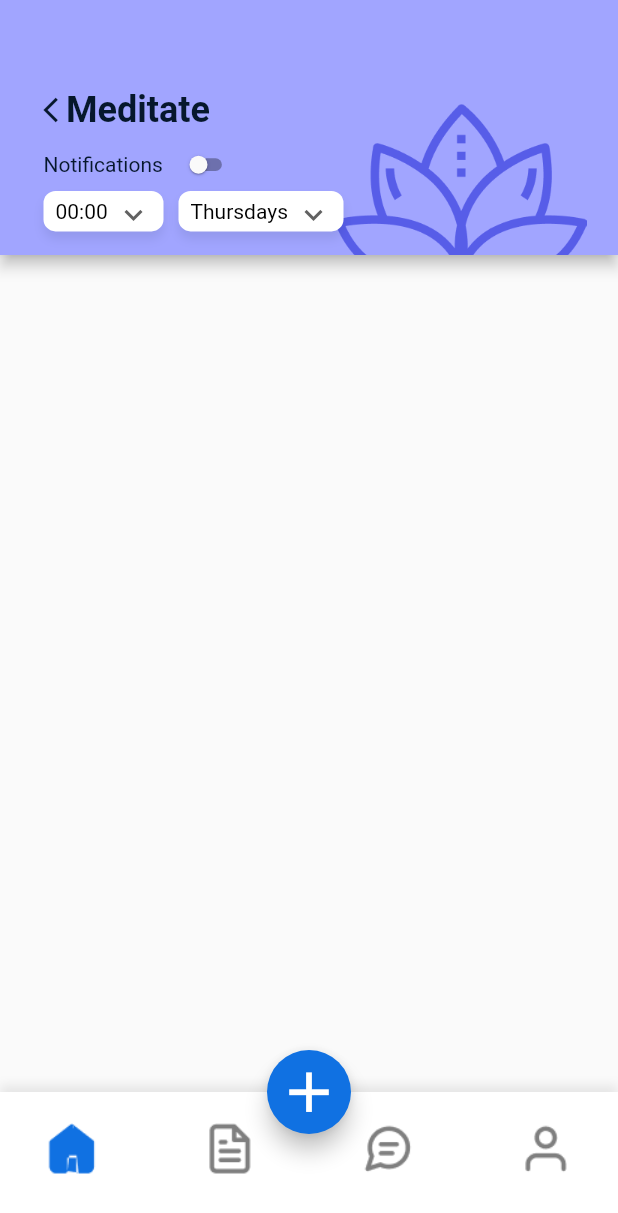
After one commit to priyanshu-sekhar/duuit-app, a Flutter app: the HomeScreen screen opened by its route, after a tap on "Mediate 15 mins every day", on a phone screen of 412 x 824 dp. The commit adds this screen. Shown: the top 1213 px of the screen. Run offline on Flutter 3.47's test engine with Material 2 defaults, Android fonts, the phone set to English and light mode, and no system bars.

Commit message:
added category header for category screen

```diff
--- /dev/null
+++ b/lib/extensions/string_extension.dart
@@ -0,0 +1,5 @@
+extension StringExtension on String {
+  String capitalize() {
+    return "${this[0].toUpperCase()}${this.substring(1)}";
+  }
+}
--- a/lib/src/app.dart
+++ b/lib/src/app.dart
@@ -1,5 +1,6 @@
 import 'package:duuit/src/provider/auth_provider.dart';
 import 'package:duuit/src/screens/login_screen.dart';
+import 'package:duuit/src/screens/menu/category_screen.dart';
 import 'package:duuit/src/screens/menu/home_screen.dart';
 import 'package:duuit/src/screens/onboarding/onboarding_screen_1.dart';
 import 'package:duuit/src/screens/onboarding/onboarding_screen_2.dart';
@@ -29,7 +30,8 @@ class App extends StatelessWidget {
           OnboardingScreen3.route: (context) => OnboardingScreen3(),
           OnboardingScreen4.route: (context) => OnboardingScreen4(),
           OnboardingScreen5.route: (context) => OnboardingScreen5(),
-          HomeScreen.route: (context) => HomeScreen()
+          HomeScreen.route: (context) => HomeScreen(),
+          CategoryScreen.route: (context) => CategoryScreen()
         },
       ),
     );
--- /dev/null
+++ b/lib/src/args/onboarding/cateogry_screen_args.dart
@@ -0,0 +1,13 @@
+import 'package:flutter/cupertino.dart';
+
+class CategoryScreenArgs {
+  final String category;
+  final String header;
+  final Color backgroundColor;
+
+  CategoryScreenArgs({
+    this.category,
+    this.header,
+    this.backgroundColor,
+  });
+}
--- /dev/null
+++ b/lib/src/screens/menu/category_screen.dart
@@ -0,0 +1,27 @@
+import 'package:duuit/src/args/onboarding/cateogry_screen_args.dart';
+import 'package:duuit/src/widgets/app_floating_button.dart';
+import 'package:duuit/src/widgets/category_header.dart';
+import 'package:duuit/src/widgets/footer.dart';
+import 'package:flutter/cupertino.dart';
+import 'package:flutter/material.dart';
+
+class CategoryScreen extends StatelessWidget {
+  static const route = '/category';
+
+  @override
+  Widget build(BuildContext context) {
+    final CategoryScreenArgs args =
+        ModalRoute.of(context).settings.arguments;
+
+    return Scaffold(
+      appBar: CategoryHeader(
+        image: args.category,
+        header: args.header,
+        backgroundColor: args.backgroundColor,
+      ),
+      floatingActionButton: AppFloatingButton(),
+      floatingActionButtonLocation: FloatingActionButtonLocation.centerDocked,
+      bottomNavigationBar: Footer(),
+    );
+  }
+}
--- a/lib/src/screens/menu/home_screen.dart
+++ b/lib/src/screens/menu/home_screen.dart
@@ -1,5 +1,6 @@
 import 'package:duuit/src/screens/tiles/feed_tile.dart';
 import 'package:duuit/src/screens/tiles/selected_category_tile.dart';
+import 'package:duuit/src/widgets/app_floating_button.dart';
 import 'package:duuit/src/widgets/app_rich_text.dart';
 import 'package:duuit/src/widgets/footer.dart';
 import 'package:duuit/src/widgets/header.dart';
@@ -42,17 +43,10 @@ class HomeScreen extends StatelessWidget {
           ],
         ),
       ),
-        floatingActionButton: FloatingActionButton(
-          child: Icon(
-            Icons.add,
-            color: Colors.white,
-            size: 45,
-          ),
-          backgroundColor: Color(0xFF1071E2),
-          onPressed: () {},
-        ),
+      floatingActionButton: AppFloatingButton(),
       floatingActionButtonLocation: FloatingActionButtonLocation.centerDocked,
-        bottomNavigationBar: Footer());
+      bottomNavigationBar: Footer(),
+    );
   }
 
   Widget welcomeWidget() {
--- a/lib/src/screens/onboarding/onboarding_screen_1.dart
+++ b/lib/src/screens/onboarding/onboarding_screen_1.dart
@@ -45,12 +45,6 @@ class OnboardingScreen1 extends StatelessWidget {
     );
   }
 
-  Widget backButton(BuildContext context) {
-    return Positioned(
-      child: BackButton(),
-    );
-  }
-
   Widget userName() {
     return Container(
       height: 40,
--- a/lib/src/screens/tiles/selected_category_tile.dart
+++ b/lib/src/screens/tiles/selected_category_tile.dart
@@ -1,3 +1,5 @@
+import 'package:duuit/src/args/onboarding/cateogry_screen_args.dart';
+import 'package:duuit/src/screens/menu/category_screen.dart';
 import 'package:flutter/cupertino.dart';
 
 class SelectedCategoryTile extends StatelessWidget {
@@ -8,7 +10,19 @@ class SelectedCategoryTile extends StatelessWidget {
 
   @override
   Widget build(BuildContext context) {
-    return Container(
+    return GestureDetector(
+      onTap: () {
+        Navigator.pushNamed(
+          context,
+          CategoryScreen.route,
+          arguments: CategoryScreenArgs(
+            category: category,
+            header: category,
+            backgroundColor: Color(0xFFA1A5FF)
+          ),
+        );
+      },
+      child: Container(
         // margin: EdgeInsets.only(bottom: 10),
         child: Stack(
           children: [
@@ -34,6 +48,7 @@ class SelectedCategoryTile extends StatelessWidget {
           ],
         ),
         decoration: BoxDecoration(borderRadius: BorderRadius.circular(20)),
+      ),
     );
   }
 }
--- /dev/null
+++ b/lib/src/widgets/app_floating_button.dart
@@ -0,0 +1,17 @@
+import 'package:flutter/cupertino.dart';
+import 'package:flutter/material.dart';
+
+class AppFloatingButton extends StatelessWidget {
+  @override
+  Widget build(BuildContext context) {
+    return FloatingActionButton(
+      child: Icon(
+        Icons.add,
+        color: Colors.white,
+        size: 45,
+      ),
+      backgroundColor: Color(0xFF1071E2),
+      onPressed: () {},
+    );
+  }
+}
--- /dev/null
+++ b/lib/src/widgets/category_header.dart
@@ -0,0 +1,181 @@
+import 'package:flutter/cupertino.dart';
+import 'package:flutter/material.dart';
+import 'package:duuit/extensions/string_extension.dart';
+import 'package:duuit/values/category_colors.dart';
+
+class CategoryHeader extends StatelessWidget with PreferredSizeWidget {
+  final String image;
+  final String header;
+  final Color backgroundColor;
+
+  CategoryHeader({this.image, this.header, this.backgroundColor});
+
+  @override
+  Size get preferredSize => Size.fromHeight(170);
+
+  @override
+  Widget build(BuildContext context) {
+    return AppBar(
+      backgroundColor: CategoryColors.colorMap[header],
+      // iconTheme: IconThemeData(color: Color(0xFF06172C)),
+      automaticallyImplyLeading: false,
+      title: Container(
+        padding: EdgeInsets.only(left: 13),
+        alignment: Alignment.centerLeft,
+        child: Column(
+          crossAxisAlignment: CrossAxisAlignment.start,
+          mainAxisAlignment: MainAxisAlignment.end,
+          children: [
+            Transform.translate(
+              offset: Offset(-5, 0),
+              child: headerAndIcon(context),
+            ),
+            Container(
+              child: Column(
+                crossAxisAlignment: CrossAxisAlignment.start,
+                children: [
+                  Container(
+                    padding: EdgeInsets.only(top: 10, bottom: 5),
+                    child: notificationWidget(),
+                  ),
+                  timeSelector()                ],
+              ),
+            )
+          ],
+        ),
+      ),
+      toolbarHeight: 170,
+    );
+  }
+
+  Widget notificationWidget() {
+    return Row(
+      children: [
+        Text(
+          'Notifications',
+          style: categoryTextStyle(fontWeight: FontWeight.w400, fontSize: 14),
+        ),
+        Container(
+          // scale: 0.7,
+          height: 25,
+          child: Transform.scale(
+            scale: 0.6,
+            child: Switch(
+              value: false,
+              onChanged: (value) {},
+            ),
+          ),
+        )
+      ],
+    );
+  }
+
+  Wrap headerAndIcon(BuildContext context) {
+    return Wrap(
+      direction: Axis.horizontal,
+      crossAxisAlignment: WrapCrossAlignment.center,
+      alignment: WrapAlignment.start,
+      children: [
+        Row(
+          mainAxisAlignment: MainAxisAlignment.spaceBetween,
+          crossAxisAlignment: CrossAxisAlignment.end,
+          children: [
+            Row(
+              children: [
+                GestureDetector(
+                  child: Icon(
+                    Icons.arrow_back_ios_sharp,
+                    color: Color(0xFF06172C),
+                    size: 20,
+                  ),
+                  onTap: () {
+                    Navigator.pop(context);
+                  },
+                ),
+                Text(
+                  header.capitalize(),
+                  style: categoryTextStyle(
+                    fontSize: 24,
+                    fontWeight: FontWeight.w700,
+                  ),
+                )
+              ],
+            ),
+            Transform.translate(
+              offset: Offset(0, 85),
+              child: Image.asset(
+                'assets/${image}_icon.png',
+              ),
+            ),
+          ],
+        ),
+      ],
+    );
+  }
+
+  TextStyle categoryTextStyle({double fontSize, FontWeight fontWeight}) {
+    return TextStyle(
+      color: Color(0xFF06172C),
+      fontWeight: fontWeight,
+      fontSize: fontSize,
+    );
+  }
+
+  Widget timeSelector() {
+    return Row(
+      mainAxisSize: MainAxisSize.min,
+      mainAxisAlignment: MainAxisAlignment.start,
+      crossAxisAlignment: CrossAxisAlignment.start,
+      children: [
+        Flexible(
+          child: dropdownButton(width: 80, options: ['00:00']),
+        ),
+        Padding(padding: EdgeInsets.only(right: 10)),
+        Flexible(
+          child: dropdownButton(width: 110, options: ['Thursdays']),
+        )
+      ],
+    );
+  }
+
+  Widget dropdownButton({double width, List<String> options}) {
+    return Container(
+      width: width,
+      height: 27,
+      margin: EdgeInsets.only(bottom: 32),
+      padding: EdgeInsets.only(left: 8, right: 8, top: 4, bottom: 4),
+      child: DropdownButton(
+        value: options[0],
+        items: options.map((value) {
+          return DropdownMenuItem(
+            value: value,
+            child: Text(
+              value,
+              style: TextStyle(
+                  color: Colors.black,
+                  fontWeight: FontWeight.w400,
+                  fontSize: 14),
+            ),
+          );
+        }).toList(),
+        icon: Icon(Icons.keyboard_arrow_down_sharp),
+        isExpanded: true,
+        onChanged: (newValue) {
+          print(newValue);
+        },
+        underline: Container(),
+      ),
+      decoration: BoxDecoration(
+        color: Colors.white,
+        boxShadow: [
+          BoxShadow(
+            offset: Offset(0, 5),
+            blurRadius: 5,
+            color: Color.fromRGBO(6, 23, 44, 0.09),
+          ),
+        ],
+        borderRadius: BorderRadius.circular(8),
+      ),
+    );
+  }
+}
--- /dev/null
+++ b/lib/values/category_colors.dart
@@ -0,0 +1,11 @@
+import 'package:flutter/cupertino.dart';
+
+class CategoryColors {
+  static const Color READING_COLOR = Color(0xFF89EAFF);
+  static const Color MEDITATE_COLOR = Color(0xFFA1A5FF);
+
+  static const colorMap = {
+    'reading': READING_COLOR,
+    'meditate': MEDITATE_COLOR
+  };
+}
```
Also changed, not shown: assets/2.0x/meditate_icon.png (added), assets/2.0x/reading_icon.png (added), assets/3.0x/meditate_icon.png (added), assets/3.0x/reading_icon.png (added), assets/meditate_icon.png (added), assets/reading_icon.png (added). Lines whose indentation alone changed are shown as unchanged.
